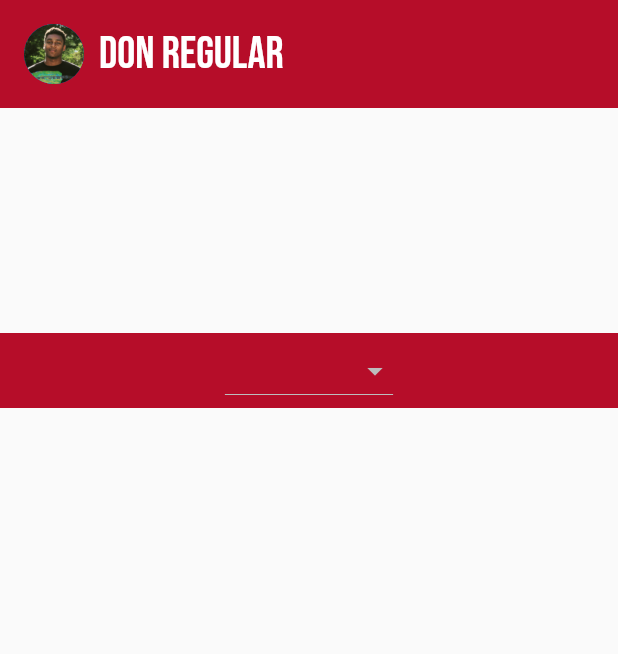
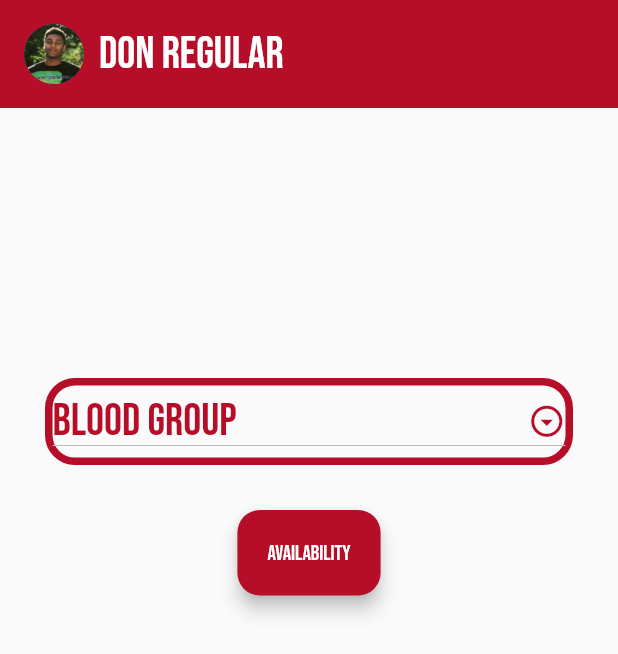
Before and after one commit to SanManke/don_de_sang_0.1, a Flutter app: the Don_Regular screen opened directly, on a phone screen of 412 x 824 dp. Shown: the top 654 px of the screen. Run offline on Flutter 3.47's test engine with Material 2 defaults, Android fonts, the phone set to English and light mode, and no system bars.

Commit message:
dropdown button , calendar , spontaneous page

```diff
--- a/lib/don_page.dart
+++ b/lib/don_page.dart
@@ -1,6 +1,8 @@
 import 'package:don_de_sang/don_regular.dart';
+import 'package:don_de_sang/don_spontaneous.dart';
 import 'package:flutter/material.dart';
 import 'package:flutter/rendering.dart';
+import 'don_spontaneous.dart';
 
 class Don extends StatefulWidget {
   @override
@@ -50,7 +52,7 @@ class _DonState extends State<Don> {
                 Navigator.push(
                   context,
                   MaterialPageRoute(builder: (context) {
-                    return null;
+                    return DonSpontaneous();
                   }),
                 );
               },
--- a/lib/don_regular.dart
+++ b/lib/don_regular.dart
@@ -6,22 +6,94 @@ class Don_Regular extends StatefulWidget {
 }
 
 class _Don_RegularState extends State<Don_Regular> {
+  String title = 'Date Picker';
+  String _groupeVal;
+  List _groupeSanguin = ['A+', 'A-', 'B+', 'B-', 'AB+', 'AB-', 'O+', 'O-'];
+  DateTime _date = DateTime.now();
+
+
+  Future<Null> _selectDate (BuildContext context) async{
+    DateTime _datePicker = await showDatePicker(
+      context: context,
+      initialDate: _date,
+      firstDate: DateTime(2021),
+      lastDate: DateTime(2030),
+    );
+
+    if(_datePicker != null && _datePicker != _date){
+      setState(() {
+        _date = _datePicker;
+      });
+    }
+
+  }
+
   @override
   Widget build(BuildContext context) {
     return Scaffold(
       body: ListView(
         children: [
           _top(),
-          SizedBox(height: 150,),
-          Container(
-            height: 50.0,
-            alignment: Alignment.center,
-            color: Color(0xffb60d29),
-            child: DropdownButton<String>(items: [
-              DropdownMenuItem(
-                child: Text('Blood Group'),
-                value: 'A+',)
-            ], onChanged: null),
+          SizedBox(
+            height: 150,
+          ),
+          Center(
+            child: Padding(
+              padding: const EdgeInsets.all(30.0),
+              child: Container(
+                decoration: BoxDecoration(
+                    border: Border.all(color: Color(0xffb60d29), width: 5.0),
+                    borderRadius: BorderRadius.circular(20.0)),
+                child: DropdownButton(
+                  hint: Text(
+                    'Blood Group',
+                    style: TextStyle(
+                      color: Color(0xffb60d29),
+                      fontFamily: 'BebasNeue',
+                      fontSize: 30,
+                    ),
+                  ),
+                  dropdownColor: Color(0xffb60d29),
+                  elevation: 5,
+                  icon: Icon(Icons.arrow_drop_down_circle_outlined),
+                  iconSize: 25.0,
+                  iconEnabledColor: Color(0xffb60d29),
+                  isExpanded: true,
+                  value: _groupeVal,
+                  style: TextStyle(color: Colors.white, fontSize: 22.0),
+                  onChanged: (value) {
+                    setState(() {
+                      _groupeVal = value;
+                    });
+                  },
+                  items: _groupeSanguin.map((value) {
+                    return DropdownMenuItem(
+                      value: value,
+                      child: Text(value),
+                    );
+                  }).toList(),
+                ),
+              ),
+            ),
+          ),
+          Center(
+            child: RaisedButton(
+              elevation: 5,
+              onPressed: () {
+                setState(() {
+                  _selectDate(context);
+                });
+              },
+              padding: EdgeInsets.all(20),
+              shape: RoundedRectangleBorder(
+                  borderRadius: BorderRadius.circular(15),
+              ),
+              color: Color(0xffb60d29),
+              child: Text(
+                'Availability',
+                style: TextStyle(fontFamily: 'BebasNeue', color: Colors.white),
+              ),
+            ),
           )
         ],
       ),
```
Also changed, not shown: lib/don_spontaneous.dart (added, +57 -0 lines).
